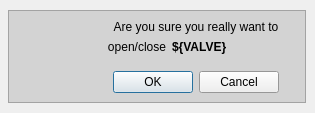
This is software/pydm/ui/latest/confirmation_message.ui in lnls-sirius/vacuum-bbb-controller as Qt 5 draws it before an edit. The edited form follows.
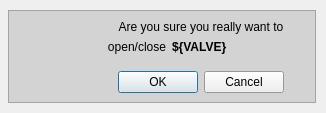
This is the edited form. Icons and pictures are not drawn. Custom widgets are drawn as their Qt base class.

```diff
--- a/software/pydm/ui/latest/confirmation_message.ui
+++ b/software/pydm/ui/latest/confirmation_message.ui
@@ -6,7 +6,7 @@
    <rect>
     <x>0</x>
     <y>0</y>
-    <width>315</width>
+    <width>326</width>
     <height>113</height>
    </rect>
   </property>
@@ -39,7 +39,7 @@
     <rect>
      <x>8</x>
      <y>10</y>
-     <width>298</width>
+     <width>308</width>
      <height>93</height>
     </rect>
    </property>
@@ -187,6 +187,12 @@
       </item>
       <item row="3" column="1" colspan="2">
        <widget class="QDialogButtonBox" name="buttonBox">
+        <property name="minimumSize">
+         <size>
+          <width>210</width>
+          <height>0</height>
+         </size>
+        </property>
         <property name="standardButtons">
          <set>QDialogButtonBox::Cancel|QDialogButtonBox::Ok</set>
         </property>
```
Left out of the diff: 26 changed lines with no effect on the pictures.
